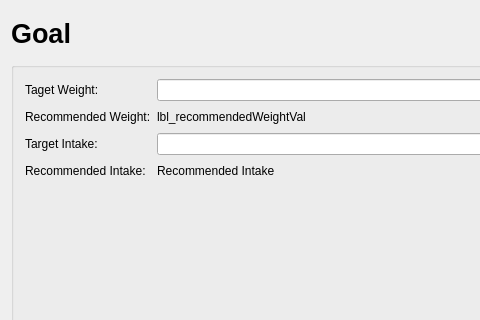
twschung/IoT-Smart-Scale, file v3/qt/goal/goal.ui: the form before one commit; both pictures show x 0 to 480 and y 0 to 320 of the 800 by 480 pixel window.
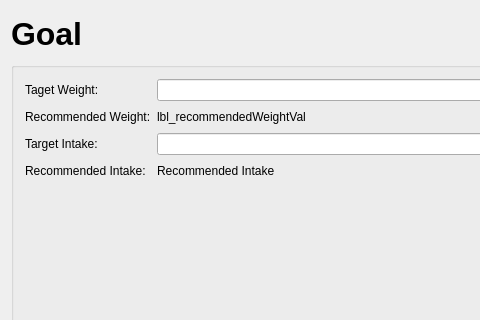
The form after the commit.

Diff of the .ui file:
```diff
--- a/v3/qt/goal/goal.ui
+++ b/v3/qt/goal/goal.ui
@@ -18,8 +18,7 @@
     <widget class="QLabel" name="lbl_title">
      <property name="font">
       <font>
-       <family>Arial</family>
-       <pointsize>20</pointsize>
+       <pointsize>24</pointsize>
        <weight>75</weight>
        <bold>true</bold>
       </font>
```
Left out of the diff: 128 changed lines with no effect on the pictures.
